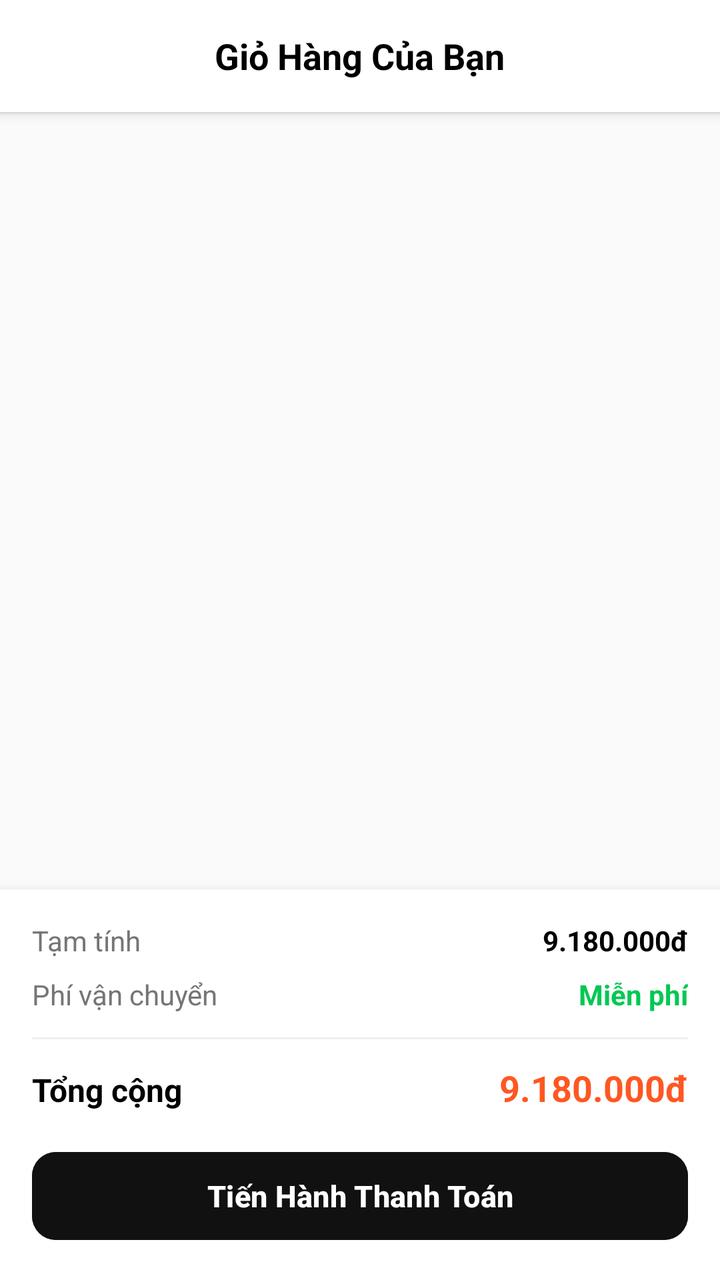
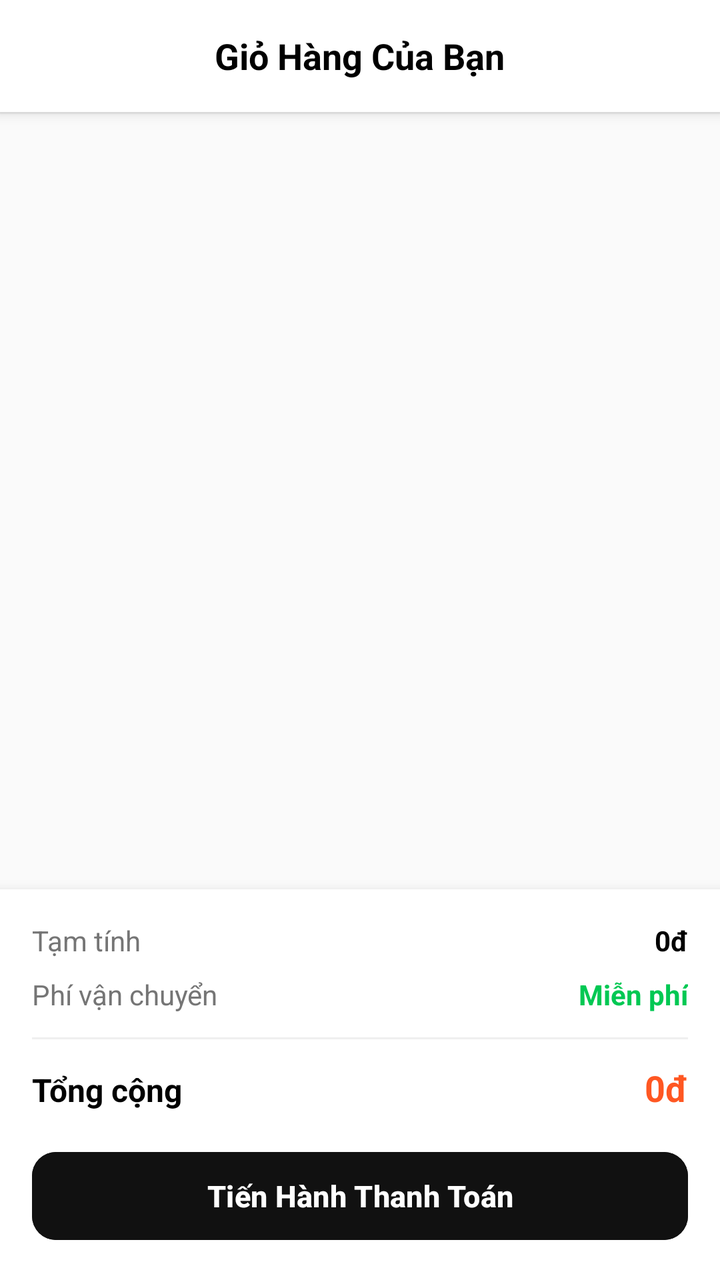

The first picture is an Android layout as it rendered before a commit; the second is the same layout after the commit. The layout source and the unified diff follow.
<!-- AndroidManifest.xml: application theme Theme.ShoeStoreApplication -->
<!-- res/layout/fragment_cart.xml -->
<?xml version="1.0" encoding="utf-8"?>
<LinearLayout xmlns:android="http://schemas.android.com/apk/res/android"
    xmlns:app="http://schemas.android.com/apk/res-auto"
    xmlns:tools="http://schemas.android.com/tools"
    android:layout_width="match_parent"
    android:layout_height="match_parent"
    android:background="#FAFAFA"
    android:orientation="vertical">

    <RelativeLayout
        android:layout_width="match_parent"
        android:layout_height="56dp"
        android:background="#FFFFFF"
        android:elevation="4dp"
        android:paddingHorizontal="16dp">

        <TextView
            android:layout_width="wrap_content"
            android:layout_height="wrap_content"
            android:layout_centerInParent="true"
            android:text="Giỏ Hàng Của Bạn"
            android:textColor="#000000"
            android:textSize="18sp"
            android:textStyle="bold" />
    </RelativeLayout>

    <View
        android:layout_width="match_parent"
        android:layout_height="1dp"
        android:background="#EFEFEF" />

    <androidx.recyclerview.widget.RecyclerView
        android:id="@+id/rv_cart_items"
        android:layout_width="match_parent"
        android:layout_height="0dp"
        android:layout_weight="1"
        android:clipToPadding="false"
        android:padding="12dp"
        tools:itemCount="3"
        tools:listitem="@layout/item_cart_product" />

    <LinearLayout
        android:layout_width="match_parent"
        android:layout_height="wrap_content"
        android:background="#FFFFFF"
        android:elevation="8dp"
        android:orientation="vertical"
        android:padding="16dp">

        <LinearLayout
            android:layout_width="match_parent"
            android:layout_height="wrap_content"
            android:layout_marginBottom="8dp"
            android:orientation="horizontal">
            <TextView
                android:layout_width="0dp"
                android:layout_height="wrap_content"
                android:layout_weight="1"
                android:text="Tạm tính"
                android:textColor="#757575"
                android:textSize="14sp" />
            <TextView
                android:id="@+id/tv_subtotal"
                android:layout_width="wrap_content"
                android:layout_height="wrap_content"
                android:text="9.180.000đ"
                android:textColor="#000000"
                android:textSize="14sp"
                android:textStyle="bold" />
        </LinearLayout>

        <LinearLayout
            android:layout_width="match_parent"
            android:layout_height="wrap_content"
            android:layout_marginBottom="12dp"
            android:orientation="horizontal">
            <TextView
                android:layout_width="0dp"
                android:layout_height="wrap_content"
                android:layout_weight="1"
                android:text="Phí vận chuyển"
                android:textColor="#757575"
                android:textSize="14sp" />
            <TextView
                android:layout_width="wrap_content"
                android:layout_height="wrap_content"
                android:text="Miễn phí"
                android:textColor="#00C853"
                android:textSize="14sp"
                android:textStyle="bold" />
        </LinearLayout>

        <View
            android:layout_width="match_parent"
            android:layout_height="1dp"
            android:layout_marginBottom="12dp"
            android:background="#EFEFEF" />

        <LinearLayout
            android:layout_width="match_parent"
            android:layout_height="wrap_content"
            android:layout_marginBottom="16dp"
            android:orientation="horizontal">
            <TextView
                android:layout_width="0dp"
                android:layout_height="wrap_content"
                android:layout_weight="1"
                android:text="Tổng cộng"
                android:textColor="#000000"
                android:textSize="16sp"
                android:textStyle="bold" />
            <TextView
                android:id="@+id/tv_total_price"
                android:layout_width="wrap_content"
                android:layout_height="wrap_content"
                android:text="9.180.000đ"
                android:textColor="#FF5722"
                android:textSize="18sp"
                android:textStyle="bold" />
        </LinearLayout>

        <com.google.android.material.button.MaterialButton
            android:id="@+id/btn_checkout"
            android:layout_width="match_parent"
            android:layout_height="52dp"
            android:backgroundTint="#111111"
            android:text="Tiến Hành Thanh Toán"
            android:textColor="#FFFFFF"
            android:textSize="15sp"
            android:textStyle="bold"
            app:cornerRadius="12dp" />
    </LinearLayout>

</LinearLayout>
<!-- res/layout/item_cart_product.xml (included above) -->
<?xml version="1.0" encoding="utf-8"?>
<LinearLayout xmlns:android="http://schemas.android.com/apk/res/android"
    xmlns:app="http://schemas.android.com/apk/res-auto"
    android:layout_width="match_parent"
    android:layout_height="wrap_content"
    android:layout_marginBottom="12dp"
    android:background="#FFFFFF"
    android:gravity="center_vertical"
    android:orientation="horizontal"
    android:padding="12dp">

    <ImageView
        android:id="@+id/img_product"
        android:layout_width="72dp"
        android:layout_height="72dp"
        android:background="#EEEEEE"
        android:scaleType="centerCrop" />

    <LinearLayout
        android:layout_width="0dp"
        android:layout_height="wrap_content"
        android:layout_marginStart="12dp"
        android:layout_weight="1"
        android:orientation="vertical">

        <TextView
            android:id="@+id/tv_name"
            android:layout_width="match_parent"
            android:layout_height="wrap_content"
            android:maxLines="2"
            android:textColor="#000000"
            android:textSize="15sp"
            android:textStyle="bold" />

        <TextView
            android:id="@+id/tv_size"
            android:layout_width="wrap_content"
            android:layout_height="wrap_content"
            android:layout_marginTop="2dp"
            android:textColor="#757575"
            android:textSize="13sp" />

        <TextView
            android:id="@+id/tv_price"
            android:layout_width="wrap_content"
            android:layout_height="wrap_content"
            android:layout_marginTop="6dp"
            android:textColor="#FF5722"
            android:textSize="15sp"
            android:textStyle="bold" />
    </LinearLayout>

    <LinearLayout
        android:layout_width="wrap_content"
        android:layout_height="wrap_content"
        android:gravity="center_vertical"
        android:orientation="horizontal">

        <TextView
            android:id="@+id/btn_minus"
            android:layout_width="32dp"
            android:layout_height="32dp"
            android:background="#EFEFEF"
            android:gravity="center"
            android:text="-"
            android:textSize="18sp" />

        <TextView
            android:id="@+id/tv_qty"
            android:layout_width="32dp"
            android:layout_height="wrap_content"
            android:gravity="center"
            android:text="1"
            android:textSize="15sp" />

        <TextView
            android:id="@+id/btn_plus"
            android:layout_width="32dp"
            android:layout_height="32dp"
            android:background="#EFEFEF"
            android:gravity="center"
            android:text="+"
            android:textSize="18sp" />
    </LinearLayout>
</LinearLayout>
<!-- resources referenced by this layout -->
<resources>
  <style name="Theme.ShoeStoreApplication" parent="Base.Theme.ShoeStoreApplication" />
  <style name="Base.Theme.ShoeStoreApplication" parent="Theme.Material3.DayNight.NoActionBar">
          
      </style>
</resources>

<!-- the commit's change to res/layout/fragment_cart.xml (unified diff, before → after) -->
@@ -29,15 +29,33 @@
         android:layout_height="1dp"
         android:background="#EFEFEF" />
 
-    <androidx.recyclerview.widget.RecyclerView
-        android:id="@+id/rv_cart_items"
+    
+    <FrameLayout
         android:layout_width="match_parent"
         android:layout_height="0dp"
-        android:layout_weight="1"
-        android:clipToPadding="false"
-        android:padding="12dp"
-        tools:itemCount="3"
-        tools:listitem="@layout/item_cart_product" />
+        android:layout_weight="1">
+
+        <androidx.recyclerview.widget.RecyclerView
+            android:id="@+id/rv_cart_items"
+            android:layout_width="match_parent"
+            android:layout_height="match_parent"
+            android:clipToPadding="false"
+            android:padding="12dp"
+            tools:itemCount="3"
+            tools:listitem="@layout/item_cart_product" />
+
+        <TextView
+            android:id="@+id/tv_empty_cart"
+            android:layout_width="match_parent"
+            android:layout_height="wrap_content"
+            android:layout_gravity="center"
+            android:gravity="center"
+            android:padding="24dp"
+            android:text="Giỏ hàng của bạn đang trống"
+            android:textColor="#757575"
+            android:textSize="16sp"
+            android:visibility="gone" />
+    </FrameLayout>
 
     <LinearLayout
         android:layout_width="match_parent"
@@ -63,7 +81,7 @@
                 android:id="@+id/tv_subtotal"
                 android:layout_width="wrap_content"
                 android:layout_height="wrap_content"
-                android:text="9.180.000đ"
+                android:text="0đ"
                 android:textColor="#000000"
                 android:textSize="14sp"
                 android:textStyle="bold" />
@@ -113,7 +131,7 @@
                 android:id="@+id/tv_total_price"
                 android:layout_width="wrap_content"
                 android:layout_height="wrap_content"
-                android:text="9.180.000đ"
+                android:text="0đ"
                 android:textColor="#FF5722"
                 android:textSize="18sp"
                 android:textStyle="bold" />
@@ -135,7 +153,6 @@
 <!-- res/layout/item_cart_product.xml (included above) -->
 <?xml version="1.0" encoding="utf-8"?>
 <LinearLayout xmlns:android="http://schemas.android.com/apk/res/android"
-    xmlns:app="http://schemas.android.com/apk/res-auto"
     android:layout_width="match_parent"
     android:layout_height="wrap_content"
     android:layout_marginBottom="12dp"
@@ -149,6 +166,7 @@
         android:layout_width="72dp"
         android:layout_height="72dp"
         android:background="#EEEEEE"
+        android:contentDescription="Ảnh sản phẩm"
         android:scaleType="centerCrop" />
 
     <LinearLayout
@@ -162,6 +180,7 @@
             android:id="@+id/tv_name"
             android:layout_width="match_parent"
             android:layout_height="wrap_content"
+            android:ellipsize="end"
             android:maxLines="2"
             android:textColor="#000000"
             android:textSize="15sp"
@@ -169,9 +188,11 @@
 
         <TextView
             android:id="@+id/tv_size"
-            android:layout_width="wrap_content"
+            android:layout_width="match_parent"
             android:layout_height="wrap_content"
             android:layout_marginTop="2dp"
+            android:ellipsize="end"
+            android:maxLines="1"
             android:textColor="#757575"
             android:textSize="13sp" />
 
@@ -193,12 +214,13 @@
 
         <TextView
             android:id="@+id/btn_minus"
-            android:layout_width="32dp"
-            android:layout_height="32dp"
-            android:background="#EFEFEF"
-            android:gravity="center"
-            android:text="-"
-            android:textSize="18sp" />
+            android:layout_width="40dp"
+            android:layout_height="40dp"
+            android:background="?attr/selectableItemBackgroundBorderless"
+            android:contentDescription="Giảm số lượng"
+            android:gravity="center"
+            android:text="−"
+            android:textSize="20sp" />
 
         <TextView
             android:id="@+id/tv_qty"
@@ -206,15 +228,17 @@
             android:layout_height="wrap_content"
             android:gravity="center"
             android:text="1"
-            android:textSize="15sp" />
+            android:textSize="15sp"
+            android:textStyle="bold" />
 
         <TextView
             android:id="@+id/btn_plus"
-            android:layout_width="32dp"
-            android:layout_height="32dp"
-            android:background="#EFEFEF"
+            android:layout_width="40dp"
+            android:layout_height="40dp"
+            android:background="?attr/selectableItemBackgroundBorderless"
+            android:contentDescription="Tăng số lượng"
             android:gravity="center"
             android:text="+"
-            android:textSize="18sp" />
+            android:textSize="20sp" />
     </LinearLayout>
 </LinearLayout>
